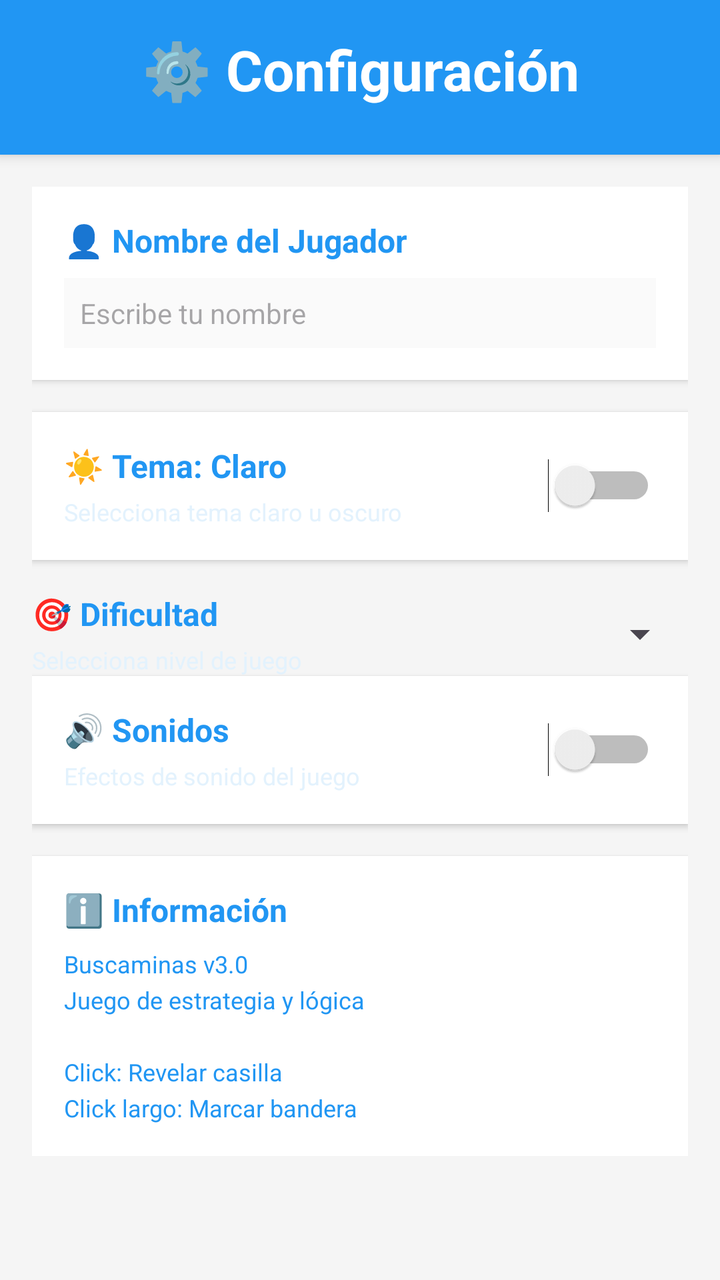
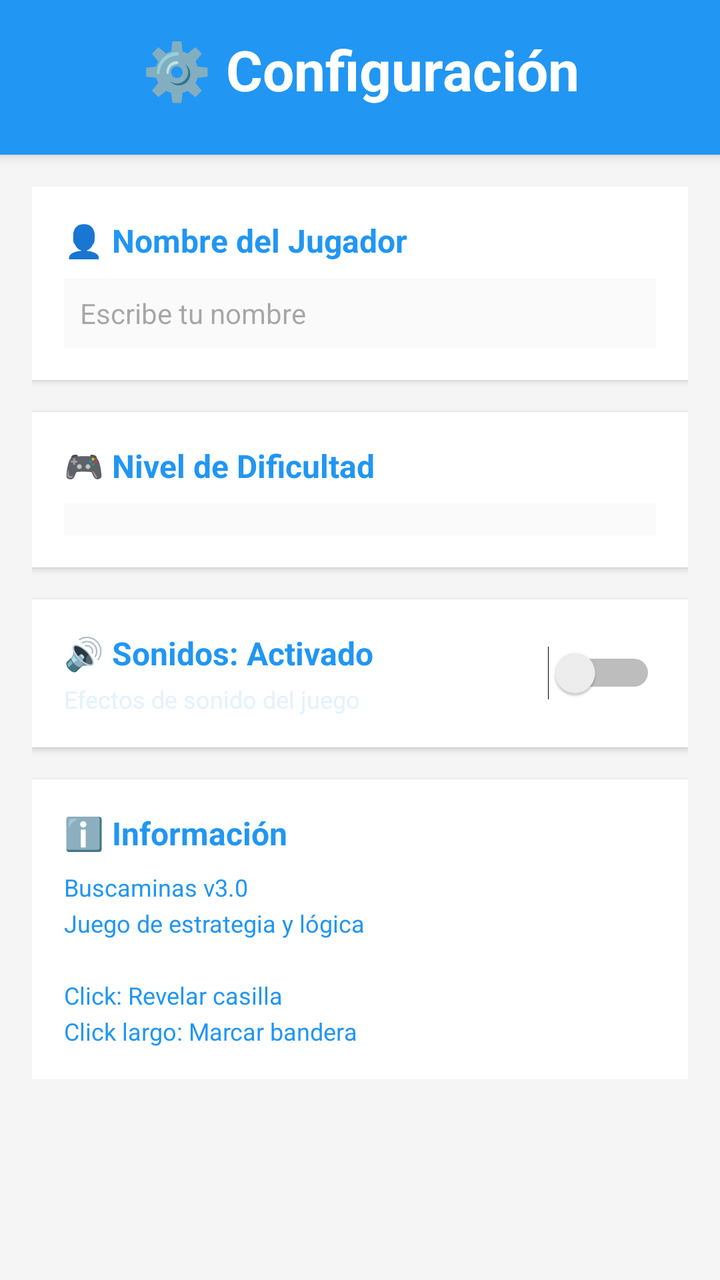

An Android layout rendered at two revisions. The XML below is the earlier revision; the diff shows what the commit changed to produce the second picture.
<!-- AndroidManifest.xml: application theme Theme.Buscaminas -->
<!-- res/layout/activity_settings.xml -->
<?xml version="1.0" encoding="utf-8"?>
<LinearLayout
    xmlns:android="http://schemas.android.com/apk/res/android"
    android:layout_width="match_parent"
    android:layout_height="match_parent"
    android:orientation="vertical"
    android:background="@color/background">

    
    <LinearLayout
        android:layout_width="match_parent"
        android:layout_height="wrap_content"
        android:orientation="vertical"
        android:background="@color/header_bg"
        android:elevation="4dp"
        android:paddingTop="16dp"
        android:paddingBottom="16dp">

        <TextView
            android:layout_width="match_parent"
            android:layout_height="wrap_content"
            android:text="⚙️ Configuración"
            android:textSize="28sp"
            android:textStyle="bold"
            android:textColor="@color/header_title"
            android:gravity="center"
            android:paddingBottom="8dp"/>

    </LinearLayout>

    
    <ScrollView
        android:layout_width="match_parent"
        android:layout_height="match_parent"
        android:padding="16dp">

        <LinearLayout
            android:layout_width="match_parent"
            android:layout_height="wrap_content"
            android:orientation="vertical">

            
            <LinearLayout
                android:layout_width="match_parent"
                android:layout_height="wrap_content"
                android:orientation="vertical"
                android:background="@color/white"
                android:elevation="2dp"
                android:padding="16dp"
                android:layout_marginBottom="16dp">

                <TextView
                    android:layout_width="match_parent"
                    android:layout_height="wrap_content"
                    android:text="👤 Nombre del Jugador"
                    android:textSize="16sp"
                    android:textStyle="bold"
                    android:textColor="@color/header_bg"
                    android:paddingBottom="8dp"/>

                <EditText
                    android:id="@+id/etPlayerName"
                    android:layout_width="match_parent"
                    android:layout_height="wrap_content"
                    android:hint="Escribe tu nombre"
                    android:textSize="14sp"
                    android:padding="8dp"
                    android:background="@color/background_light"
                    android:textColor="@color/header_bg"
                    android:inputType="text"/>

            </LinearLayout>

            
            <LinearLayout
                android:layout_width="match_parent"
                android:layout_height="wrap_content"
                android:orientation="vertical"
                android:background="@color/white"
                android:elevation="2dp"
                android:padding="16dp"
                android:layout_marginBottom="16dp">

                <LinearLayout
                    android:layout_width="match_parent"
                    android:layout_height="wrap_content"
                    android:orientation="horizontal"
                    android:gravity="center_vertical">

                    <LinearLayout
                        android:layout_width="0dp"
                        android:layout_height="wrap_content"
                        android:layout_weight="1"
                        android:orientation="vertical">

                        <TextView
                            android:id="@+id/tvThemeLabel"
                            android:layout_width="match_parent"
                            android:layout_height="wrap_content"
                            android:text="☀️ Tema: Claro"
                            android:textSize="16sp"
                            android:textStyle="bold"
                            android:textColor="@color/header_bg"/>

                        <TextView
                            android:layout_width="match_parent"
                            android:layout_height="wrap_content"
                            android:text="Selecciona tema claro u oscuro"
                            android:textSize="12sp"
                            android:textColor="@color/header_subtitle"
                            android:paddingTop="4dp"/>

                    </LinearLayout>

                    <Switch
                        android:id="@+id/swTheme"
                        android:layout_width="wrap_content"
                        android:layout_height="wrap_content"
                        android:layout_marginStart="16dp"/>

                </LinearLayout>

            </LinearLayout>

                <LinearLayout
                    android:layout_width="match_parent"
                    android:layout_height="wrap_content"
                    android:orientation="horizontal"
                    android:gravity="center_vertical">

                    <LinearLayout
                        android:layout_width="0dp"
                        android:layout_height="wrap_content"
                        android:layout_weight="1"
                        android:orientation="vertical">

                        <TextView
                            android:layout_width="match_parent"
                            android:layout_height="wrap_content"
                            android:text="🎯 Dificultad"
                            android:textSize="16sp"
                            android:textStyle="bold"
                            android:textColor="@color/header_bg"/>

                        <TextView
                            android:layout_width="match_parent"
                            android:layout_height="wrap_content"
                            android:text="Selecciona nivel de juego"
                            android:textSize="12sp"
                            android:textColor="@color/header_subtitle"
                            android:paddingTop="4dp"/>

                    </LinearLayout>

                    <Spinner
                        android:id="@+id/spinnerDificultad"
                        android:layout_width="wrap_content"
                        android:layout_height="wrap_content"
                        android:layout_marginStart="16dp"/>

                </LinearLayout>

                
            <LinearLayout
                android:layout_width="match_parent"
                android:layout_height="wrap_content"
                android:orientation="vertical"
                android:background="@color/white"
                android:elevation="2dp"
                android:padding="16dp"
                android:layout_marginBottom="16dp">

                <LinearLayout
                    android:layout_width="match_parent"
                    android:layout_height="wrap_content"
                    android:orientation="horizontal"
                    android:gravity="center_vertical">

                    <LinearLayout
                        android:layout_width="0dp"
                        android:layout_height="wrap_content"
                        android:layout_weight="1"
                        android:orientation="vertical">

                        <TextView
                            android:layout_width="match_parent"
                            android:layout_height="wrap_content"
                            android:text="🔊 Sonidos"
                            android:textSize="16sp"
                            android:textStyle="bold"
                            android:textColor="@color/header_bg"/>

                        <TextView
                            android:layout_width="match_parent"
                            android:layout_height="wrap_content"
                            android:text="Efectos de sonido del juego"
                            android:textSize="12sp"
                            android:textColor="@color/header_subtitle"
                            android:paddingTop="4dp"/>

                    </LinearLayout>

                    <Switch
                        android:id="@+id/swSound"
                        android:layout_width="wrap_content"
                        android:layout_height="wrap_content"
                        android:layout_marginStart="16dp"/>

                </LinearLayout>

            </LinearLayout>

            
            <LinearLayout
                android:layout_width="match_parent"
                android:layout_height="wrap_content"
                android:orientation="vertical"
                android:background="@color/white"
                android:elevation="2dp"
                android:padding="16dp">

                <TextView
                    android:layout_width="match_parent"
                    android:layout_height="wrap_content"
                    android:text="ℹ️ Información"
                    android:textSize="16sp"
                    android:textStyle="bold"
                    android:textColor="@color/header_bg"
                    android:paddingBottom="8dp"/>

                <TextView
                    android:layout_width="match_parent"
                    android:layout_height="wrap_content"
                    android:text="Buscaminas v3.0\nJuego de estrategia y lógica\n\nClick: Revelar casilla\nClick largo: Marcar bandera"
                    android:textSize="12sp"
                    android:textColor="@color/header_bg"
                    android:lineSpacingExtra="4dp"/>

            </LinearLayout>

        </LinearLayout>

    </ScrollView>

</LinearLayout>
<!-- resources referenced by this layout -->
<resources>
  <color name="background">#F5F5F5</color>
  <color name="background_light">#FAFAFA</color>
  <color name="header_bg">#2196F3</color>
  <color name="header_subtitle">#E3F2FD</color>
  <color name="header_title">#FFFFFF</color>
  <color name="white">#FFFFFF</color>
  <style name="Theme.Buscaminas" parent="Base.Theme.Buscaminas" />
  <style name="Base.Theme.Buscaminas" parent="Theme.Material3.DayNight.NoActionBar">
          
          
      </style>
</resources>

<!-- the commit's change to res/layout/activity_settings.xml (unified diff, before → after) -->
@@ -81,86 +81,25 @@
                 android:padding="16dp"
                 android:layout_marginBottom="16dp">
 
-                <LinearLayout
+                <TextView
                     android:layout_width="match_parent"
                     android:layout_height="wrap_content"
-                    android:orientation="horizontal"
-                    android:gravity="center_vertical">
+                    android:text="🎮 Nivel de Dificultad"
+                    android:textSize="16sp"
+                    android:textStyle="bold"
+                    android:textColor="@color/header_bg"
+                    android:paddingBottom="8dp"/>
 
-                    <LinearLayout
-                        android:layout_width="0dp"
-                        android:layout_height="wrap_content"
-                        android:layout_weight="1"
-                        android:orientation="vertical">
-
-                        <TextView
-                            android:id="@+id/tvThemeLabel"
-                            android:layout_width="match_parent"
-                            android:layout_height="wrap_content"
-                            android:text="☀️ Tema: Claro"
-                            android:textSize="16sp"
-                            android:textStyle="bold"
-                            android:textColor="@color/header_bg"/>
-
-                        <TextView
-                            android:layout_width="match_parent"
-                            android:layout_height="wrap_content"
-                            android:text="Selecciona tema claro u oscuro"
-                            android:textSize="12sp"
-                            android:textColor="@color/header_subtitle"
-                            android:paddingTop="4dp"/>
-
-                    </LinearLayout>
-
-                    <Switch
-                        android:id="@+id/swTheme"
-                        android:layout_width="wrap_content"
-                        android:layout_height="wrap_content"
-                        android:layout_marginStart="16dp"/>
-
-                </LinearLayout>
+                <Spinner
+                    android:id="@+id/spinnerDificultad"
+                    android:layout_width="match_parent"
+                    android:layout_height="wrap_content"
+                    android:background="@color/background_light"
+                    android:padding="8dp"/>
 
             </LinearLayout>
 
-                <LinearLayout
-                    android:layout_width="match_parent"
-                    android:layout_height="wrap_content"
-                    android:orientation="horizontal"
-                    android:gravity="center_vertical">
-
-                    <LinearLayout
-                        android:layout_width="0dp"
-                        android:layout_height="wrap_content"
-                        android:layout_weight="1"
-                        android:orientation="vertical">
-
-                        <TextView
-                            android:layout_width="match_parent"
-                            android:layout_height="wrap_content"
-                            android:text="🎯 Dificultad"
-                            android:textSize="16sp"
-                            android:textStyle="bold"
-                            android:textColor="@color/header_bg"/>
-
-                        <TextView
-                            android:layout_width="match_parent"
-                            android:layout_height="wrap_content"
-                            android:text="Selecciona nivel de juego"
-                            android:textSize="12sp"
-                            android:textColor="@color/header_subtitle"
-                            android:paddingTop="4dp"/>
-
-                    </LinearLayout>
-
-                    <Spinner
-                        android:id="@+id/spinnerDificultad"
-                        android:layout_width="wrap_content"
-                        android:layout_height="wrap_content"
-                        android:layout_marginStart="16dp"/>
-
-                </LinearLayout>
-
-                
+            
             <LinearLayout
                 android:layout_width="match_parent"
                 android:layout_height="wrap_content"
@@ -183,9 +122,10 @@
                         android:orientation="vertical">
 
                         <TextView
+                            android:id="@+id/tvSoundLabel"
                             android:layout_width="match_parent"
                             android:layout_height="wrap_content"
-                            android:text="🔊 Sonidos"
+                            android:text="🔊 Sonidos: Activado"
                             android:textSize="16sp"
                             android:textStyle="bold"
                             android:textColor="@color/header_bg"/>
